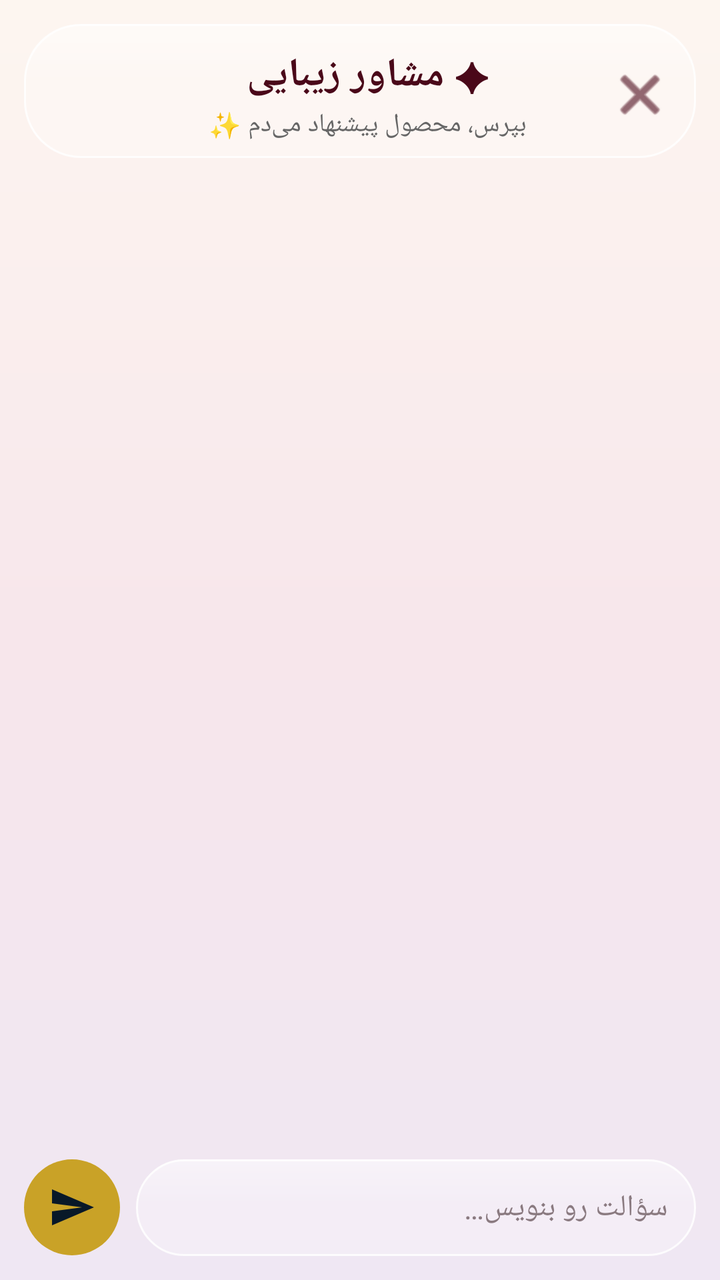
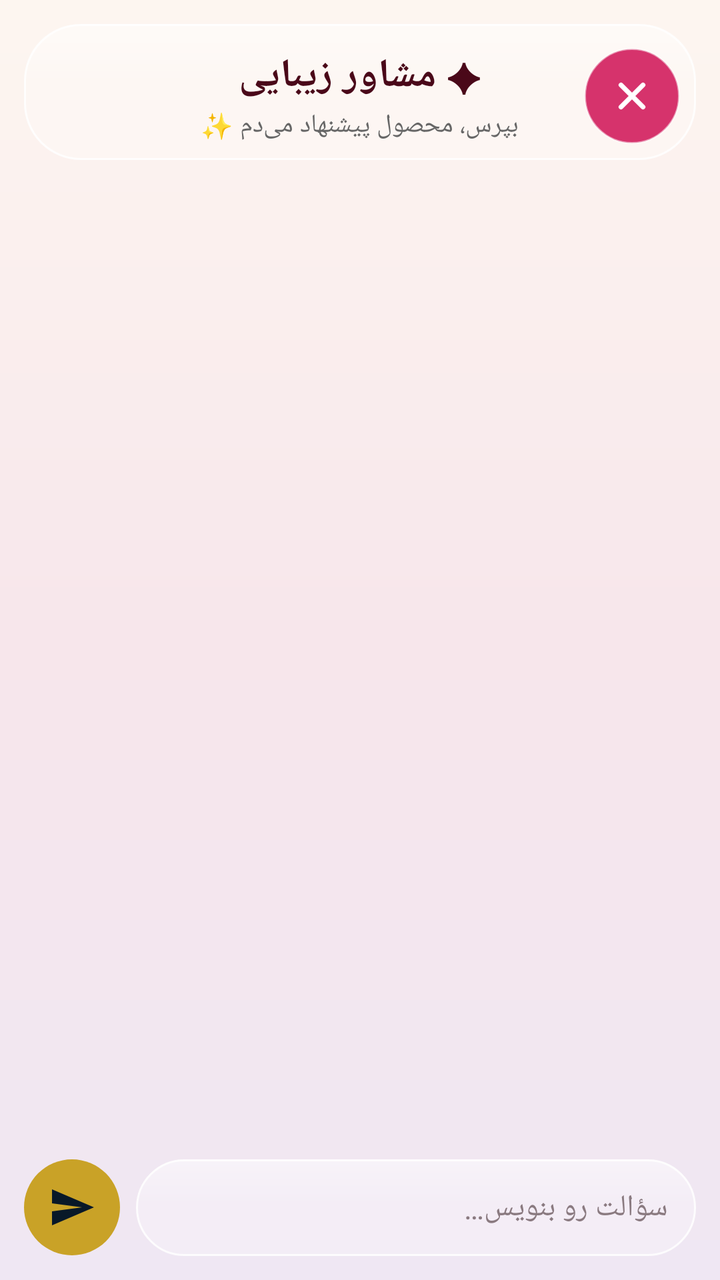

Before-and-after screenshots of an Android layout around one commit, followed by the original layout XML and the change that was made.
<!-- AndroidManifest.xml: application theme Theme.AramisBeauty -->
<!-- res/layout/activity_chat.xml -->
<?xml version="1.0" encoding="utf-8"?>
<LinearLayout xmlns:android="http://schemas.android.com/apk/res/android"
    xmlns:app="http://schemas.android.com/apk/res-auto"
    android:layout_width="match_parent"
    android:layout_height="match_parent"
    android:background="@drawable/glass_bg_gradient"
    android:layoutDirection="rtl"
    android:orientation="vertical">

    <LinearLayout
        android:layout_width="match_parent"
        android:layout_height="wrap_content"
        android:layout_marginStart="12dp"
        android:layout_marginEnd="12dp"
        android:layout_marginTop="12dp"
        android:background="@drawable/glass_pill"
        android:gravity="center_vertical"
        android:orientation="horizontal"
        android:paddingStart="8dp"
        android:paddingEnd="16dp"
        android:paddingTop="12dp"
        android:paddingBottom="8dp">

        <ImageButton
            android:id="@+id/chat_close"
            android:layout_width="40dp"
            android:layout_height="40dp"
            android:background="@android:color/transparent"
            android:contentDescription="بستن"
            android:src="@android:drawable/ic_menu_close_clear_cancel"
            android:tint="@color/burgundy_dark" />

        <LinearLayout
            android:layout_width="0dp"
            android:layout_height="wrap_content"
            android:layout_weight="1"
            android:gravity="center"
            android:orientation="vertical">

            <TextView
                android:layout_width="wrap_content"
                android:layout_height="wrap_content"
                android:fontFamily="@font/vazirmatn"
                android:text="✦ مشاور زیبایی"
                android:textColor="@color/burgundy_dark"
                android:textSize="20sp"
                android:textStyle="bold" />

            <TextView
                android:layout_width="wrap_content"
                android:layout_height="wrap_content"
                android:layout_marginTop="2dp"
                android:fontFamily="@font/vazirmatn"
                android:text="بپرس، محصول پیشنهاد می‌دم ✨"
                android:textColor="@color/gray_text"
                android:textSize="13sp" />
        </LinearLayout>

        <View
            android:layout_width="40dp"
            android:layout_height="40dp" />
    </LinearLayout>

    <ScrollView
        android:id="@+id/chat_scroll"
        android:layout_width="match_parent"
        android:layout_height="0dp"
        android:layout_weight="1"
        android:fillViewport="true">

        <LinearLayout
            android:id="@+id/chat_messages"
            android:layout_width="match_parent"
            android:layout_height="wrap_content"
            android:layoutDirection="rtl"
            android:orientation="vertical"
            android:paddingStart="16dp"
            android:paddingEnd="16dp"
            android:paddingTop="8dp"
            android:paddingBottom="8dp" />
    </ScrollView>

    <HorizontalScrollView
        android:id="@+id/chat_chips_scroll"
        android:layout_width="match_parent"
        android:layout_height="wrap_content"
        android:scrollbars="none">

        <LinearLayout
            android:id="@+id/chat_chips"
            android:layout_width="wrap_content"
            android:layout_height="wrap_content"
            android:layoutDirection="rtl"
            android:orientation="horizontal"
            android:paddingStart="16dp"
            android:paddingEnd="16dp"
            android:paddingTop="4dp"
            android:paddingBottom="8dp" />
    </HorizontalScrollView>

    <LinearLayout
        android:layout_width="match_parent"
        android:layout_height="wrap_content"
        android:gravity="center_vertical"
        android:orientation="horizontal"
        android:paddingStart="12dp"
        android:paddingEnd="12dp"
        android:paddingTop="4dp"
        android:paddingBottom="12dp">

        <EditText
            android:id="@+id/chat_input"
            android:layout_width="0dp"
            android:layout_height="wrap_content"
            android:layout_weight="1"
            android:background="@drawable/glass_pill"
            android:fontFamily="@font/vazirmatn"
            android:hint="سؤالت رو بنویس…"
            android:imeOptions="actionSend"
            android:inputType="text"
            android:maxLines="4"
            android:padding="14dp"
            android:textColor="@color/burgundy_dark"
            android:textColorHint="#8A7A80"
            android:textSize="15sp" />

        <ImageButton
            android:id="@+id/chat_send"
            android:layout_width="48dp"
            android:layout_height="48dp"
            android:layout_marginStart="8dp"
            android:background="@drawable/circle_gold"
            android:contentDescription="ارسال"
            android:padding="12dp"
            android:scaleType="fitCenter"
            android:src="@drawable/ic_send"
            android:tint="@color/header_top" />
    </LinearLayout>
</LinearLayout>
<!-- resources referenced by this layout -->
<resources>
  <color name="burgundy_dark">#4A0819</color>
  <color name="gray_text">#666666</color>
  <color name="header_top">#081828</color>
  <!-- drawable circle_gold (drawable) -->
  <?xml version="1.0" encoding="utf-8"?>
  <shape xmlns:android="http://schemas.android.com/apk/res/android"
      android:shape="oval">
      <solid android:color="@color/gold" />
  </shape>
  <!-- drawable glass_bg_gradient (drawable) -->
  <?xml version="1.0" encoding="utf-8"?>
  <shape xmlns:android="http://schemas.android.com/apk/res/android"
      android:shape="rectangle">
      <gradient
          android:angle="270"
          android:centerColor="#F7E6EB"
          android:endColor="#EFE7F3"
          android:startColor="#FDF6F0"
          android:type="linear" />
  </shape>
  <!-- drawable glass_pill (drawable) -->
  <?xml version="1.0" encoding="utf-8"?>
  <layer-list xmlns:android="http://schemas.android.com/apk/res/android">
      <item>
          <shape android:shape="rectangle">
              <solid android:color="#40FFFFFF" />
              <stroke
                  android:width="1dp"
                  android:color="#D9FFFFFF" />
              <corners android:radius="28dp" />
          </shape>
      </item>
      <item>
          <shape android:shape="rectangle">
              <gradient
                  android:angle="270"
                  android:centerColor="#00FFFFFF"
                  android:endColor="#00FFFFFF"
                  android:startColor="#59FFFFFF"
                  android:type="linear" />
              <corners android:radius="28dp" />
          </shape>
      </item>
  </layer-list>
  <!-- drawable ic_send (drawable) -->
  <vector xmlns:android="http://schemas.android.com/apk/res/android"
      android:width="24dp"
      android:height="24dp"
      android:viewportWidth="24"
      android:viewportHeight="24">
      <path
          android:fillColor="#FFFFFF"
          android:pathData="M2.01,21L23,12 2.01,3 2,10l15,2 -15,2z" />
  </vector>
  <style name="Theme.AramisBeauty" parent="Theme.Material3.DayNight.NoActionBar">
          <item name="colorPrimary">@color/burgundy</item>
          <item name="colorPrimaryDark">@color/burgundy_dark</item>
          <item name="colorOnPrimary">@color/white</item>
          <item name="colorSecondary">@color/gold</item>
          <item name="android:windowBackground">@color/white</item>
          <item name="colorSurface">@color/white</item>
      </style>
  <color name="gold">#C9A227</color>
  <color name="burgundy">#6E0B28</color>
  <color name="white">#FFFFFF</color>
</resources>

<!-- the commit's change to res/layout/activity_chat.xml (unified diff, before → after) -->
@@ -23,12 +23,12 @@
 
         <ImageButton
             android:id="@+id/chat_close"
-            android:layout_width="40dp"
-            android:layout_height="40dp"
-            android:background="@android:color/transparent"
+            android:layout_width="48dp"
+            android:layout_height="48dp"
+            android:background="@drawable/btn_close_circle"
             android:contentDescription="بستن"
-            android:src="@android:drawable/ic_menu_close_clear_cancel"
-            android:tint="@color/burgundy_dark" />
+            android:scaleType="center"
+            android:src="@drawable/ic_close" />
 
         <LinearLayout
             android:layout_width="0dp"
<!-- resource entries referenced after the edit -->
@@ -3,6 +3,15 @@
   <color name="burgundy_dark">#4A0819</color>
   <color name="gray_text">#666666</color>
   <color name="header_top">#081828</color>
+  <!-- drawable btn_close_circle (drawable) -->
+  <?xml version="1.0" encoding="utf-8"?>
+  <shape xmlns:android="http://schemas.android.com/apk/res/android"
+      android:shape="oval">
+      <solid android:color="@color/deals_pink" />
+      <stroke
+          android:width="1dp"
+          android:color="#80FFFFFF" />
+  </shape>
   <!-- drawable circle_gold (drawable) -->
   <?xml version="1.0" encoding="utf-8"?>
   <shape xmlns:android="http://schemas.android.com/apk/res/android"
@@ -44,6 +53,24 @@
           </shape>
       </item>
   </layer-list>
+  <!-- drawable ic_close (drawable) -->
+  <?xml version="1.0" encoding="utf-8"?>
+  <vector xmlns:android="http://schemas.android.com/apk/res/android"
+      android:width="24dp"
+      android:height="24dp"
+      android:viewportWidth="24"
+      android:viewportHeight="24">
+      <path
+          android:strokeColor="#FFFFFF"
+          android:strokeWidth="2.4"
+          android:strokeLineCap="round"
+          android:pathData="M6.5,6.5 L17.5,17.5" />
+      <path
+          android:strokeColor="#FFFFFF"
+          android:strokeWidth="2.4"
+          android:strokeLineCap="round"
+          android:pathData="M17.5,6.5 L6.5,17.5" />
+  </vector>
   <!-- drawable ic_send (drawable) -->
   <vector xmlns:android="http://schemas.android.com/apk/res/android"
       android:width="24dp"
@@ -62,6 +89,7 @@
           <item name="android:windowBackground">@color/white</item>
           <item name="colorSurface">@color/white</item>
       </style>
+  <color name="deals_pink">#D6336C</color>
   <color name="gold">#C9A227</color>
   <color name="burgundy">#6E0B28</color>
   <color name="white">#FFFFFF</color>
